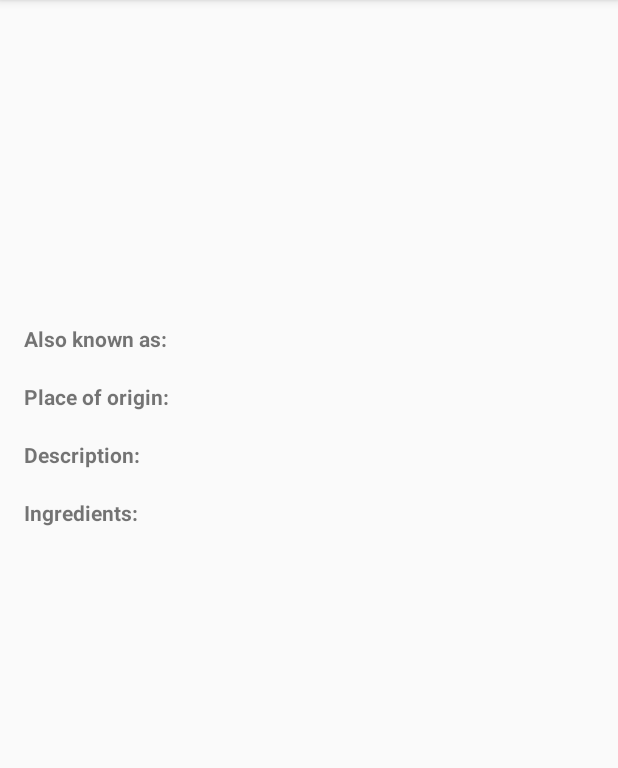
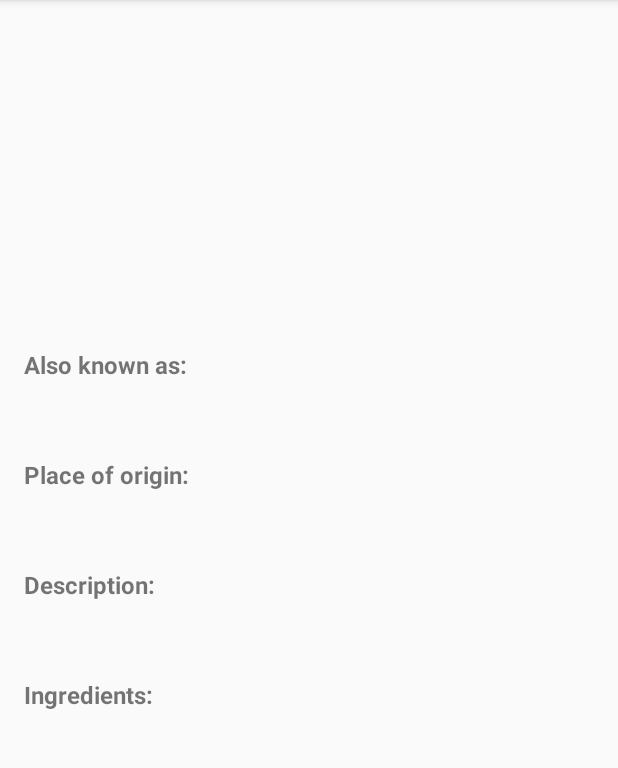
Before and after one commit to AlaHajjar/SandwichClub, an Android app: the DetailActivity screen opened directly, with no data from a screen before it, on a phone screen of 412 x 824 dp, the part 84-852 px from its top. Run offline under Robolectric (Android 15) with nearby library versions, the phone set to English and light mode, and no system bars; our stand-ins replace Picasso; 1 statement that could not run was skipped.

Commit message:
feat: Styles for TextViews
The DetailActivity now depics the TextViews with padding and a different font.

Resolves: commit 82198cb2fbdd494f8e9ae3de6e16996d8e526a43
See also: commit 2dd49eed393624e8bff8a4858b8b03d690f4ca38

```diff
--- a/app/src/main/res/layout/activity_detail.xml
+++ b/app/src/main/res/layout/activity_detail.xml
@@ -24,40 +24,48 @@
             <TextView
                 android:layout_width="wrap_content"
                 android:layout_height="wrap_content"
+                style="@style/HeaderText"
                 android:text="@string/detail_also_known_as_label"
                 android:textStyle="bold" />
 
             <TextView
                 android:id="@+id/also_known_tv"
+                style="@style/DescriptiveText"
                 android:layout_width="wrap_content"
                 android:layout_height="wrap_content" />
             <TextView
                 android:layout_width="wrap_content"
                 android:layout_height="wrap_content"
+                style="@style/HeaderText"
                 android:text="@string/detail_place_of_origin_label"
                 android:textStyle="bold" />
 
             <TextView
                 android:id="@+id/origin_tv"
+                style="@style/DescriptiveText"
                 android:layout_width="wrap_content"
                 android:layout_height="wrap_content" />
             <TextView
                 android:layout_width="wrap_content"
                 android:layout_height="wrap_content"
+                style="@style/HeaderText"
                 android:text="@string/detail_description_label"
                 android:textStyle="bold" />
 
             <TextView
                 android:id="@+id/description_tv"
+                style="@style/DescriptiveText"
                 android:layout_width="wrap_content"
                 android:layout_height="wrap_content" />
             <TextView
+                style="@style/HeaderText"
                 android:layout_width="wrap_content"
                 android:layout_height="wrap_content"
                 android:text="@string/detail_ingredients_label"
                 android:textStyle="bold" />
             <TextView
                 android:id="@+id/ingredients_tv"
+                style="@style/DescriptiveText"
                 android:layout_width="wrap_content"
                 android:layout_height="wrap_content" />
 
--- a/app/src/main/res/layout/activity_main.xml
+++ b/app/src/main/res/layout/activity_main.xml
@@ -8,6 +8,7 @@
     <ListView
         android:id="@+id/sandwiches_listview"
         android:layout_width="match_parent"
-        android:layout_height="wrap_content" />
+        android:layout_height="wrap_content"
+        />
 
 </RelativeLayout>
--- a/app/src/main/res/values/styles.xml
+++ b/app/src/main/res/values/styles.xml
@@ -8,6 +8,16 @@
         <item name="colorAccent">@color/colorAccent</item>
     </style>
 
+    <style name="DescriptiveText" >
+        <item name="android:textSize">14sp</item>
+        <item name="android:fontFamily">sans-serif</item>
+         <item name="android:paddingTop">16dp</item>
+    </style>
 
+    <style name="HeaderText" >
+        <item name="android:textSize">16sp</item>
+        <item name="android:fontFamily">sans-serif</item>
+        <item name="android:paddingTop">16dp</item>
+    </style>
 
 </resources>
```
